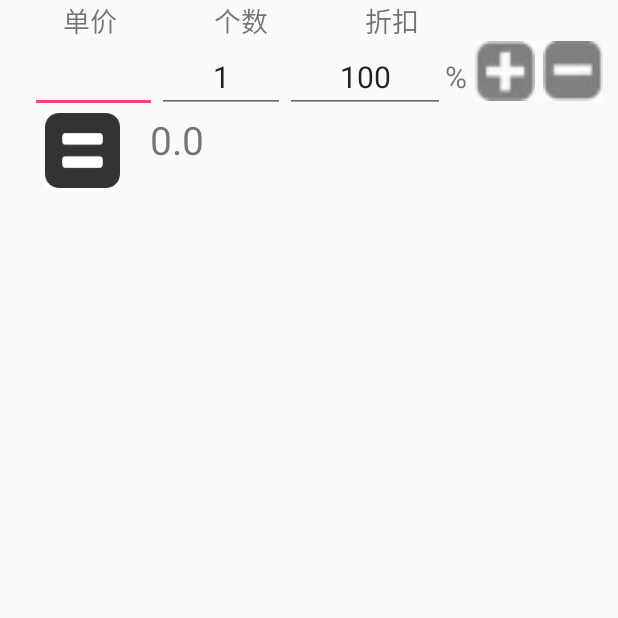
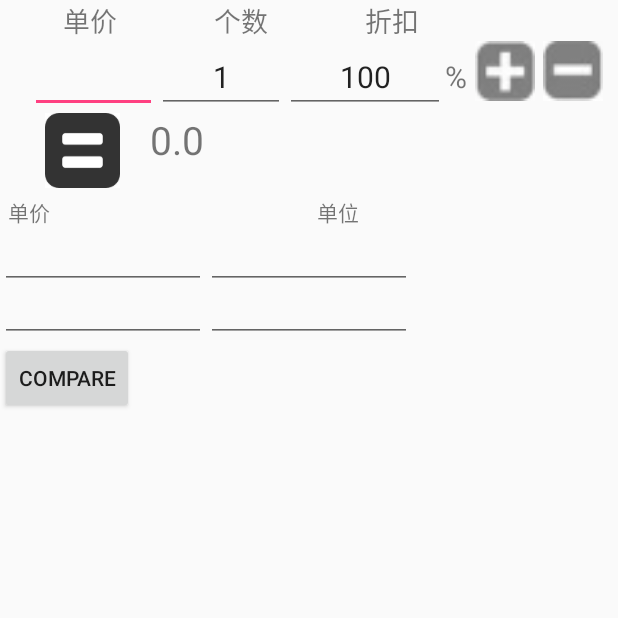
Before and after one commit to kanglue/JCalculator, an Android app: the screen it shows after launch (MainActivity), after a tap on an icon or button, on a phone screen of 412 x 824 dp, the top half of it. Run offline under Robolectric (Android 15) with nearby library versions, the phone set to English and light mode, and no system bars.

Commit message:
增加价格比对

```diff
--- a/app/build.gradle
+++ b/app/build.gradle
@@ -24,7 +24,7 @@ dependencies {
     androidTestCompile('com.android.support.test.espresso:espresso-core:2.2.2', {
         exclude group: 'com.android.support', module: 'support-annotations'
     })
-    compile 'com.android.support:appcompat-v7:25.1.1'
+    compile 'com.android.support:appcompat-v7:25.3.1'
     compile 'com.android.support.constraint:constraint-layout:1.0.2'
     testCompile 'junit:junit:4.12'
 }
--- a/app/src/main/java/com/ianglei/jcalculator/MainActivity.java
+++ b/app/src/main/java/com/ianglei/jcalculator/MainActivity.java
@@ -16,6 +16,8 @@ import android.widget.LinearLayout;
 import android.widget.TextView;
 import android.widget.Toast;
 
+import java.math.BigDecimal;
+
 public class MainActivity extends AppCompatActivity implements View.OnClickListener {
 
     private LinearLayout containerView;
@@ -28,6 +30,11 @@ public class MainActivity extends AppCompatActivity implements View.OnClickListe
     EditText discountText;
     EditText account;
 
+    EditText price1;
+    EditText slot1;
+    EditText price2;
+    EditText slot2;
+
     public String TAG = this.getClass().getSimpleName();
     private LinearLayout linearLayout;
 
@@ -35,12 +42,19 @@ public class MainActivity extends AppCompatActivity implements View.OnClickListe
     protected void onCreate(Bundle savedInstanceState) {
         super.onCreate(savedInstanceState);
         CrashHandler.getInstance().init(this);
-        setContentView(R.layout.activity_main);
 
-        containerView = (LinearLayout)findViewById(R.id.container);
-        findViewById(R.id.equal).setOnClickListener(this);
-        addRow();
+        try {
+            setContentView(R.layout.activity_main);
 
+            containerView = (LinearLayout) findViewById(R.id.container);
+            findViewById(R.id.equal).setOnClickListener(this);
+            addRow();
+            findViewById(R.id.compare).setOnClickListener(this);
+        }
+        catch (Exception e)
+        {
+            Log.d(TAG, e.toString());
+        }
     }
 
     @Override
@@ -56,6 +70,9 @@ public class MainActivity extends AppCompatActivity implements View.OnClickListe
                 break;
             case R.id.equal:
                 calc();
+                break;
+            case R.id.compare:
+                compare();
                 break;
         }
     }
@@ -99,4 +116,39 @@ public class MainActivity extends AppCompatActivity implements View.OnClickListe
         TextView totalText = (TextView)findViewById(R.id.total);
         totalText.setText(String.valueOf(total));
     }
+
+    private void compare()
+    {
+        price1 = (EditText)findViewById(R.id.compareprice1);
+        slot1 = (EditText)findViewById(R.id.compareslot1);
+        price2 = (EditText)findViewById(R.id.compareprice2);
+        slot2 = (EditText)findViewById(R.id.compareslot2);
+
+        String sPrice1 = price1.getText().toString();
+        String sSlot1 = slot1.getText().toString();
+        String sPrice2 = price2.getText().toString();
+        String sSlot2 = slot2.getText().toString();
+
+        if(sPrice1 == "" || sSlot1 == "" || sPrice2 == "" || sSlot2 == "")
+        {
+            Toast.makeText(this,"不输入吗？",Toast.LENGTH_SHORT).show();
+        }
+        else
+        {
+            findViewById(R.id.win2).setVisibility(View.INVISIBLE);
+            findViewById(R.id.win1).setVisibility(View.INVISIBLE);
+
+            double first = Arith.div(Double.valueOf(sPrice1), Double.valueOf(sSlot1), 10);
+            double second = Arith.div(Double.valueOf(sPrice2), Double.valueOf(sSlot2), 10);
+            Log.d(TAG, "first: " + first + " second: " +second);
+
+            if(first > second)
+            {
+                findViewById(R.id.win2).setVisibility(View.VISIBLE);
+            }
+            else{
+                findViewById(R.id.win1).setVisibility(View.VISIBLE);
+            }
+        }
+    }
 }
--- a/app/src/main/res/layout/activity_main.xml
+++ b/app/src/main/res/layout/activity_main.xml
@@ -67,6 +67,12 @@
                 android:textSize="26sp"
                 android:layout_weight="1"/>
         </LinearLayout>
+
+
+
+        <include layout="@layout/compare_item"/>
+
     </LinearLayout>
 
+
 </ScrollView>
--- /dev/null
+++ b/app/src/main/res/layout/compare_item.xml
@@ -0,0 +1,83 @@
+<?xml version="1.0" encoding="utf-8"?>
+<LinearLayout xmlns:android="http://schemas.android.com/apk/res/android"
+    android:orientation="vertical" android:layout_width="match_parent"
+    android:layout_height="match_parent">
+
+    <LinearLayout
+        android:orientation="horizontal" android:layout_width="match_parent"
+        android:layout_height="wrap_content">
+        <TextView
+            android:layout_height="wrap_content"
+            android:layout_width="0dp"
+            android:text="单价"
+            android:layout_weight="1"
+            android:layout_gravity="center_horizontal"
+            android:padding="5dp"/>
+
+        <TextView
+            android:layout_height="wrap_content"
+            android:layout_width="0dp"
+            android:text="单位"
+            android:layout_weight="1"
+            android:layout_gravity="center_horizontal"
+            android:padding="5dp"/>
+    </LinearLayout>
+    <LinearLayout
+        android:orientation="horizontal" android:layout_width="match_parent"
+        android:layout_height="wrap_content">
+
+        <EditText
+            android:id="@+id/compareprice1"
+            android:layout_width="0dp"
+            android:layout_weight="1"
+            android:layout_height="wrap_content"
+            android:padding="5dp"/>
+        <EditText
+            android:id="@+id/compareslot1"
+            android:layout_width="0dp"
+            android:layout_weight="1"
+            android:layout_height="wrap_content"
+            android:padding="5dp"/>
+        <TextView
+            android:id="@+id/win1"
+            android:layout_width="0dp"
+            android:layout_weight="1"
+            android:layout_height="wrap_content"
+            android:text="win"
+            android:visibility="invisible"/>
+
+    </LinearLayout>
+
+    <LinearLayout
+        android:orientation="horizontal" android:layout_width="match_parent"
+        android:layout_height="wrap_content">
+
+        <EditText
+            android:id="@+id/compareprice2"
+            android:layout_width="0dp"
+            android:layout_weight="1"
+            android:layout_height="wrap_content"
+            android:padding="5dp" />
+        <EditText
+            android:id="@+id/compareslot2"
+            android:layout_width="0dp"
+            android:layout_weight="1"
+            android:layout_height="wrap_content"
+            android:padding="5dp" />
+        <TextView
+            android:id="@+id/win2"
+            android:layout_width="0dp"
+            android:layout_weight="1"
+            android:layout_height="wrap_content"
+            android:text="win"
+            android:visibility="invisible"/>
+
+    </LinearLayout>
+
+    <Button
+        android:id="@+id/compare"
+        android:text="Compare"
+        android:layout_width="wrap_content"
+        android:layout_height="wrap_content" />
+
+</LinearLayout>
```
